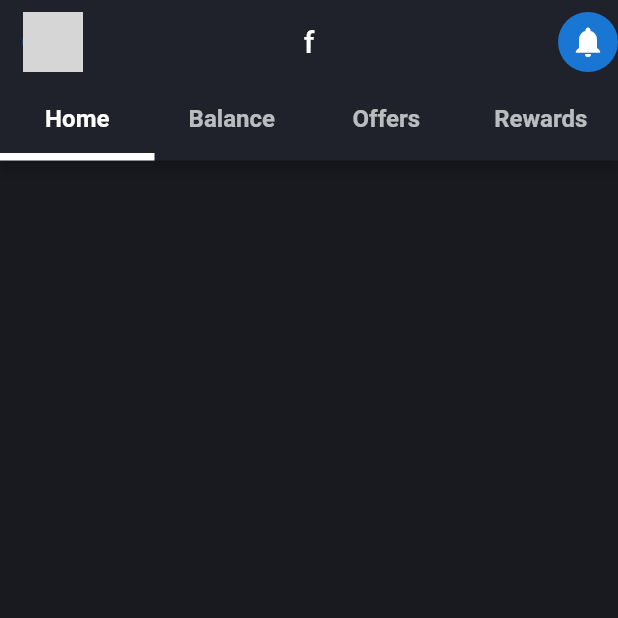
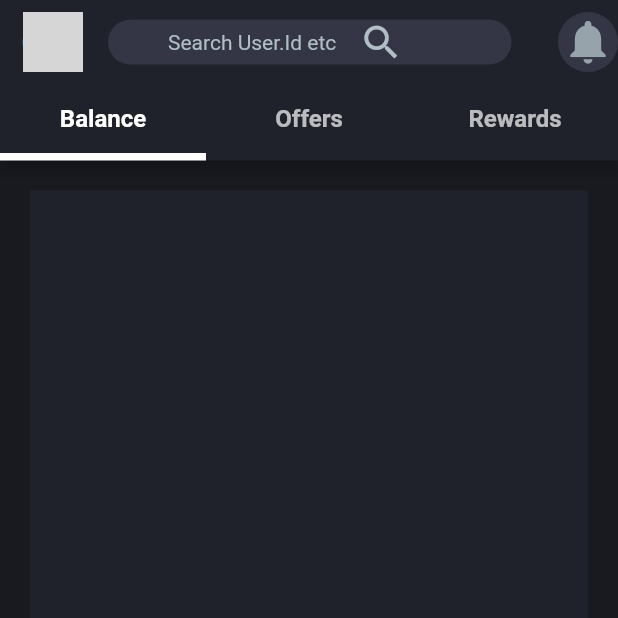
Before and after one commit to Fareed-Shah/Flutter_PaymentApp_UI, a Flutter app: the screen it shows after launch, on a phone screen of 412 x 824 dp, the top half of it. Run offline on Flutter 3.47's test engine with Material 2 defaults, Android fonts, the phone set to English and light mode, and no system bars; missing offline and left inert: dart:html; grey boxes are pictures that could not be loaded.

Commit message:
balance Screen

```diff
--- a/lib/screens/balance_screen.dart
+++ b/lib/screens/balance_screen.dart
@@ -0,0 +1,29 @@
+import 'package:assignment_01/constant/app_colour.dart';
+import 'package:flutter/material.dart';
+
+
+
+class Balance_Screen extends StatefulWidget {
+  const Balance_Screen({Key? key}) : super(key: key);
+
+  @override
+  State<Balance_Screen> createState() => _Balance_ScreenState();
+}
+
+class _Balance_ScreenState extends State<Balance_Screen> {
+  @override
+  Widget build(BuildContext context) {
+   return Scaffold(
+     backgroundColor: Color(AppColorConst.basecolor),
+     body:
+
+     Container(
+       margin: EdgeInsets.all(20),
+       padding: EdgeInsets.all(10),
+       width: MediaQuery.of(context).size.width*100,
+       height: 400,
+       color: Color(0xff1F222A),
+     )
+   );
+  }
+}
--- a/lib/screens/home_screen.dart
+++ b/lib/screens/home_screen.dart
@@ -1,5 +1,9 @@
 import 'package:assignment_01/constant/app_colour.dart';
 import 'package:assignment_01/custom_widgets/app_barwidget.dart';
+import 'package:assignment_01/screens/balance_screen.dart';
+import 'package:assignment_01/screens/offer_screen.dart';
+import 'package:assignment_01/screens/open_screen.dart';
+import 'package:assignment_01/screens/rewards_screen.dart';
 import 'package:flutter/material.dart';
 
 
@@ -15,7 +19,7 @@ class _Home_ScreenState extends State<Home_Screen> {
   @override
   Widget build(BuildContext context) {
    return DefaultTabController(
-     length: 4,
+     length: 3,
      child: Scaffold(
        backgroundColor: Color(AppColorConst.basecolor),
        appBar: AppBar(
@@ -38,14 +42,40 @@ class _Home_ScreenState extends State<Home_Screen> {
         ),
       ],
     ),
-    title: Text('f'),
-    centerTitle: true,
+
+    title:
+
+     Container(
+
+        padding: EdgeInsets.only(left: 40),
+      decoration: BoxDecoration(
+      color: Color(0xff343645),
+      borderRadius: BorderRadius.circular(16),
+
+  ),
+  height: 30,
+   child: Row(
+       children: [
+         Text(
+            'Search User.Id etc',
+            textScaleFactor: 2,
+            textAlign: TextAlign.center,
+            style: TextStyle(
+             fontWeight: FontWeight.w400,
+             color: Color(0xffB0BEC5),
+             fontSize: 7, ),),
+             Padding(padding: EdgeInsets.only(left: 15)),
+            Icon(Icons.search,color: Color(0xffB0BEC5),size: 30.0,)
+       ],
+   ),
+    ),
     actions: [
       Row(
       children: [
         Padding(padding: EdgeInsets.only(right: 15)),
         CircleAvatar(
-        child: Icon(Icons.notifications),
+        child: Icon(Icons.notifications,color: Color(0xff97A3AB),size: 35.0,),
+        backgroundColor: Color(0xff343645),
         ),
       ],
     ),
@@ -58,12 +88,20 @@ class _Home_ScreenState extends State<Home_Screen> {
             indicatorWeight: 5,
             indicatorColor: Colors.white,
             tabs: [
-           Tab(child: Text('Home',style: TextStyle(fontSize: 16,fontWeight:FontWeight.w600 ),),),
+          //  Tab(child: Text('Home',style: TextStyle(fontSize: 16,fontWeight:FontWeight.w600 ),),),
            Tab(child: Text('Balance',style: TextStyle(fontSize: 16,fontWeight:FontWeight.w600 ),),),
            Tab(child: Text('Offers',style: TextStyle(fontSize: 16,fontWeight:FontWeight.w600 ),),),
            Tab(child: Text('Rewards',style: TextStyle(fontSize: 16,fontWeight:FontWeight.w600 ),),)
           ]),
        ),
+       body: TabBarView(children:
+       [
+        //  Open_Screen(),
+         Balance_Screen(),
+          Offer_Screen(),
+          Rewards_Screen()
+       ]
+       ),
      ),
    );
   }
--- a/lib/screens/offer_screen.dart
+++ b/lib/screens/offer_screen.dart
@@ -0,0 +1,18 @@
+import 'package:flutter/material.dart';
+
+
+class Offer_Screen extends StatefulWidget {
+  const Offer_Screen({Key? key}) : super(key: key);
+
+  @override
+  State<Offer_Screen> createState() => _Offer_ScreenState();
+}
+
+class _Offer_ScreenState extends State<Offer_Screen> {
+  @override
+  Widget build(BuildContext context) {
+   return Scaffold(
+     body: Text('Offers'),
+   );
+  }
+}
--- a/lib/screens/rewards_screen.dart
+++ b/lib/screens/rewards_screen.dart
@@ -0,0 +1,18 @@
+import 'package:flutter/material.dart';
+
+
+class Rewards_Screen extends StatefulWidget {
+  const Rewards_Screen({Key? key}) : super(key: key);
+
+  @override
+  State<Rewards_Screen> createState() => _Rewards_ScreenState();
+}
+
+class _Rewards_ScreenState extends State<Rewards_Screen> {
+  @override
+  Widget build(BuildContext context) {
+   return Scaffold(
+     body: Text('Rewards'),
+   );
+  }
+}
```
